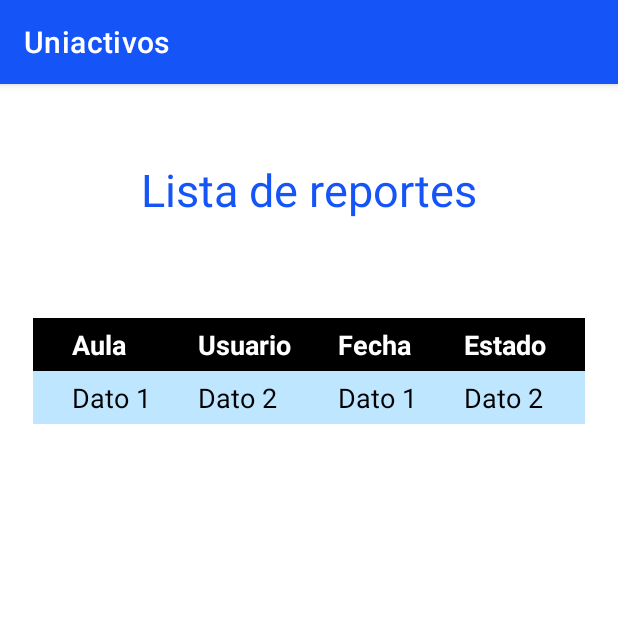
After one commit to Fezk3/frontend-mov-siua-xray, an Android app: the fragment GuardReports shown on its own in the app's theme, on a phone screen of 412 x 824 dp, the top half of it. The commit adds this screen. Run offline under Robolectric (Android 15) with nearby library versions, the phone set to English and light mode, and no system bars.

Commit message:
Reports guard table view

```diff
--- /dev/null
+++ b/app/src/main/java/com/example/uniactivos/GuardReports.kt
@@ -0,0 +1,59 @@
+package com.example.uniactivos
+
+import android.os.Bundle
+import androidx.fragment.app.Fragment
+import android.view.LayoutInflater
+import android.view.View
+import android.view.ViewGroup
+
+// TODO: Rename parameter arguments, choose names that match
+// the fragment initialization parameters, e.g. ARG_ITEM_NUMBER
+private const val ARG_PARAM1 = "param1"
+private const val ARG_PARAM2 = "param2"
+
+/**
+ * A simple [Fragment] subclass.
+ * Use the [GuardReports.newInstance] factory method to
+ * create an instance of this fragment.
+ */
+class GuardReports : Fragment() {
+    // TODO: Rename and change types of parameters
+    private var param1: String? = null
+    private var param2: String? = null
+
+    override fun onCreate(savedInstanceState: Bundle?) {
+        super.onCreate(savedInstanceState)
+        arguments?.let {
+            param1 = it.getString(ARG_PARAM1)
+            param2 = it.getString(ARG_PARAM2)
+        }
+    }
+
+    override fun onCreateView(
+        inflater: LayoutInflater, container: ViewGroup?,
+        savedInstanceState: Bundle?
+    ): View? {
+        // Inflate the layout for this fragment
+        return inflater.inflate(R.layout.fragment_guard_reports, container, false)
+    }
+
+    companion object {
+        /**
+         * Use this factory method to create a new instance of
+         * this fragment using the provided parameters.
+         *
+         * @param param1 Parameter 1.
+         * @param param2 Parameter 2.
+         * @return A new instance of fragment GuardReports.
+         */
+        // TODO: Rename and change types and number of parameters
+        @JvmStatic
+        fun newInstance(param1: String, param2: String) =
+            GuardReports().apply {
+                arguments = Bundle().apply {
+                    putString(ARG_PARAM1, param1)
+                    putString(ARG_PARAM2, param2)
+                }
+            }
+    }
+}
--- /dev/null
+++ b/app/src/main/res/layout/fragment_guard_reports.xml
@@ -0,0 +1,112 @@
+<?xml version="1.0" encoding="utf-8"?>
+<FrameLayout xmlns:android="http://schemas.android.com/apk/res/android"
+    xmlns:tools="http://schemas.android.com/tools"
+    android:layout_width="match_parent"
+    android:layout_height="match_parent"
+    tools:context=".GuardReports">
+
+
+    <TextView
+        android:id="@+id/textView3"
+        android:layout_width="wrap_content"
+        android:layout_height="wrap_content"
+        android:layout_marginTop="50sp"
+        android:layout_gravity="center|top"
+        android:text="@string/title_reportsguarda"
+        android:textColor="@color/blue"
+        android:textSize="30sp"/>
+
+    <LinearLayout
+        android:layout_width="400sp"
+        android:layout_height="wrap_content"
+        android:layout_marginTop="140sp"
+        android:layout_gravity="center|top"
+        android:gravity="center"
+        android:orientation="vertical">
+
+
+        <TableLayout
+            android:id="@+id/tableLayout_activos"
+            android:layout_width="wrap_content"
+            android:layout_height="wrap_content"
+            android:stretchColumns="*"
+            android:padding="16dp">
+
+            <TableRow android:background="@color/black" >
+                <TextView
+                    android:text="@string/table_aula"
+                    android:textColor="@color/white"
+                    android:textSize="18sp"
+                    android:textStyle="bold"
+                    android:layout_column="1"
+                    android:padding="5dp"
+                    android:layout_width="wrap_content"
+                    android:layout_height="wrap_content"/>
+                <TextView
+                    android:text="@string/table_user"
+                    android:textColor="@color/white"
+                    android:textStyle="bold"
+                    android:textSize="18sp"
+                    android:layout_column="2"
+                    android:padding="5dp"
+                    android:layout_width="wrap_content"
+                    android:layout_height="wrap_content" />
+                <TextView
+                    android:text="@string/table_date"
+                    android:textColor="@color/white"
+                    android:textStyle="bold"
+                    android:textSize="18sp"
+                    android:layout_column="2"
+                    android:padding="5dp"
+                    android:layout_width="wrap_content"
+                    android:layout_height="wrap_content" />
+                <TextView
+                    android:text="@string/table_estado"
+                    android:textColor="@color/white"
+                    android:textStyle="bold"
+                    android:textSize="18sp"
+                    android:layout_column="2"
+                    android:padding="5dp"
+                    android:layout_width="wrap_content"
+                    android:layout_height="wrap_content" />
+            </TableRow>
+
+            <TableRow android:background="@color/gray_blue">
+                <TextView
+                    android:text="Dato 1"
+                    android:textSize="18sp"
+                    android:textColor="@color/black"
+                    android:layout_column="1"
+                    android:padding="5dp"
+                    android:layout_width="wrap_content"
+                    android:layout_height="wrap_content"  />
+                <TextView
+                    android:text="Dato 2"
+                    android:textSize="18sp"
+                    android:textColor="@color/black"
+                    android:layout_column="2"
+                    android:padding="5dp"
+                    android:layout_width="wrap_content"
+                    android:layout_height="wrap_content"  />
+                <TextView
+                    android:text="Dato 1"
+                    android:textSize="18sp"
+                    android:textColor="@color/black"
+                    android:layout_column="1"
+                    android:padding="5dp"
+                    android:layout_width="wrap_content"
+                    android:layout_height="wrap_content"  />
+                <TextView
+                    android:text="Dato 2"
+                    android:textSize="18sp"
+                    android:textColor="@color/black"
+                    android:layout_column="2"
+                    android:padding="5dp"
+                    android:layout_width="wrap_content"
+                    android:layout_height="wrap_content"  />
+            </TableRow>
+
+        </TableLayout>
+
+    </LinearLayout>
+</FrameLayout>
--- a/app/src/main/res/values/strings.xml
+++ b/app/src/main/res/values/strings.xml
@@ -51,4 +51,13 @@
     <string name="forgot_pass_title">¿Olvidó su Contraseña?</string>
     <string name="place_holder_email">Correo</string>
     <string name="btn_send_pass">Enviar</string>
+    <!-- TODO: Remove or change this placeholder text -->
+    <string name="hello_blank_fragment">Hello blank fragment</string>
+
+    <!-- GuardsReports -->
+    <string name="title_reportsguarda">Lista de reportes</string>
+    <string name="table_aula">Aula</string>
+    <string name="table_user">Usuario</string>
+    <string name="table_date">Fecha</string>
+    <string name="table_estado">Estado</string>
 </resources>
```
